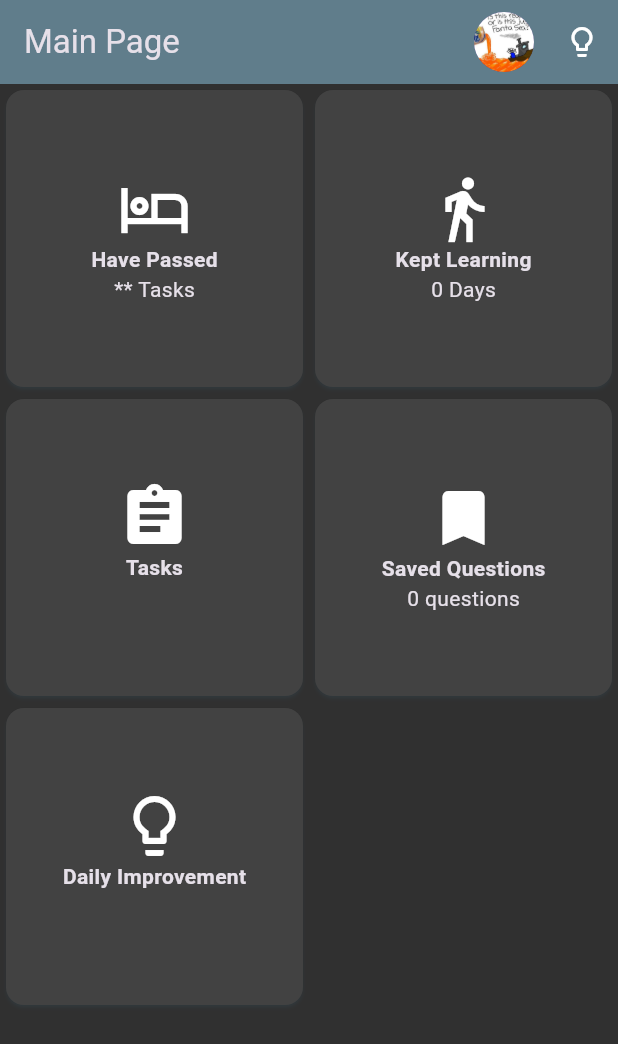
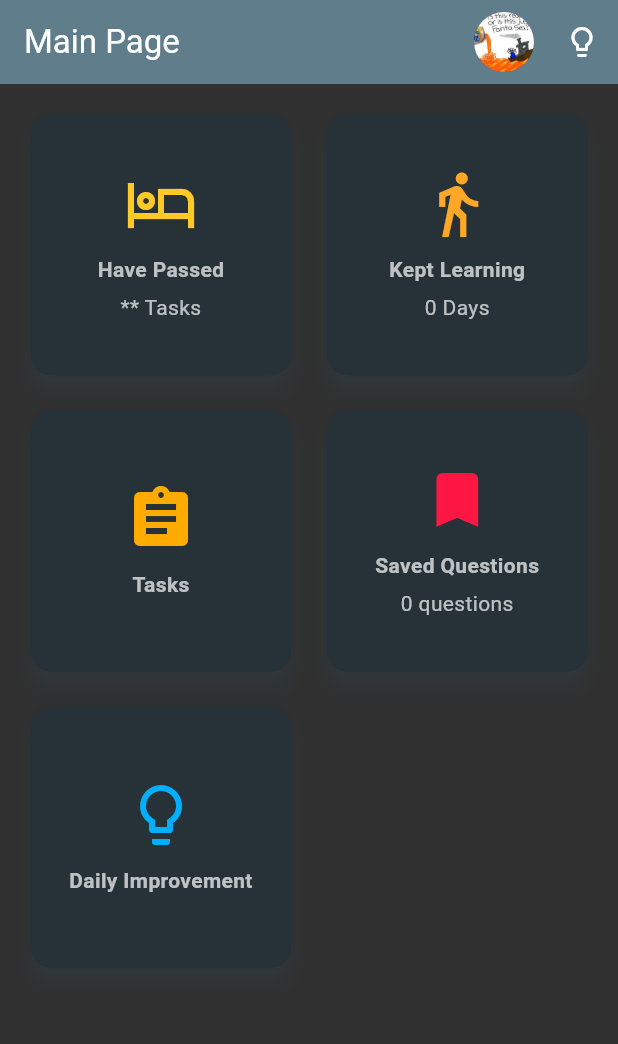
Before and after one commit to Manoutofpower/essay_scorer, a Flutter app: the MainPage screen opened directly, on a phone screen of 412 x 824 dp. Shown: the top 1044 px of the screen. Run offline on Flutter 3.47's test engine with Material 3 defaults, Android fonts, the phone set to English and light mode, and no system bars; our stand-ins replace dio.

Commit message:
SSSCRRX-14 SSSCRRX-15 Main Page Design

```diff
--- a/lib/Pages/mainpage.dart
+++ b/lib/Pages/mainpage.dart
@@ -1,5 +1,6 @@
-import 'package:essay_scorer/global.dart';
 import 'package:flutter/material.dart';
+import 'suggestionpage.dart';
+import '../global.dart';
 import 'userpage.dart';
 import 'taskspage.dart';
 import 'favouritepage.dart';
@@ -10,46 +11,105 @@ class MainPage extends StatelessWidget {
   Widget build(BuildContext context) {
     return Scaffold(
       appBar: AppBar(
-        title: Text('Main Page'),
+        title: Text('Main Page', style: TextStyle(color: Colors.white)),
+        backgroundColor: Colors.blueGrey,
         automaticallyImplyLeading: false,
         actions: <Widget>[
           IconButton(
             icon: CircleAvatar(
               backgroundImage: AssetImage('assets/fanta.jpg'),
             ),
-            onPressed: () => Navigator.push(context, MaterialPageRoute(builder: (context) => UserPage())),
+            onPressed: () {
+              Navigator.push(
+                context,
+                MaterialPageRoute(builder: (context) => UserPage()),
+              );
+            },
           ),
           IconButton(
-            icon: Icon(Icons.lightbulb_outline),
-            onPressed: () {},
+            icon: Icon(Icons.lightbulb_outline, color: Colors.white),
+            onPressed: latestResult != null
+                ? () {
+              Navigator.push(
+                context,
+                MaterialPageRoute(
+                    builder: (context) => SuggestionPage(result: latestResult!)),
+              );
+            }
+                : null,
             tooltip: 'Get Suggestions',
           ),
         ],
       ),
-      body: GridView.count(
-        crossAxisCount: 2,
-        children: <Widget>[
-          _buildCard('Have Passed', '** Tasks', Icons.hotel_outlined, context),
-          _buildCard('Kept Learning', '$keptLearningDays Days', Icons.directions_walk_outlined, context),
-          _buildCard('Tasks', '', Icons.assignment, context, onTap: () => Navigator.push(context, MaterialPageRoute(builder: (context) => TasksPage()))),
-          _buildCard('Saved Questions', '${favoriteQuestions.length} questions', Icons.bookmark, context,  onTap: () => Navigator.push(context, MaterialPageRoute(builder: (context) => FavoritesPage()))),
-          _buildCard('Daily Improvement', '', Icons.lightbulb_outline, context, onTap: () => Navigator.push(context, MaterialPageRoute(builder: (context) => QuizPage()))),
-        ],
+      backgroundColor: Colors.grey[850],
+      body: SafeArea(
+        child: Padding(
+          padding: EdgeInsets.all(16.0),
+          child: GridView.count(
+            crossAxisCount: 2,
+            crossAxisSpacing: 15,
+            mainAxisSpacing: 15,
+            childAspectRatio: 1.0,
+            children: <Widget>[
+              _buildCard('Have Passed', '** Tasks', Icons.hotel_outlined,
+                  context, Colors.amber[400]!),
+              _buildCard('Kept Learning', '$keptLearningDays Days',
+                  Icons.directions_walk_outlined, context, Colors.orange[400]!),
+              _buildCard('Tasks', '', Icons.assignment, context,
+                  Colors.amberAccent[700]!, onTap: () {
+                    Navigator.push(
+                      context,
+                      MaterialPageRoute(builder: (context) => TasksPage()),
+                    );
+                  }),
+              _buildCard(
+                  'Saved Questions',
+                  '${favoriteQuestions.length} questions',
+                  Icons.bookmark,
+                  context,
+                  Colors.redAccent[400]!, onTap: () {
+                Navigator.push(
+                  context,
+                  MaterialPageRoute(builder: (context) => FavoritesPage()),
+                );
+              }),
+              _buildCard('Daily Improvement', '', Icons.lightbulb_outline,
+                  context, Colors.lightBlueAccent[400]!, onTap: () {
+                    Navigator.push(
+                      context,
+                      MaterialPageRoute(builder: (context) => QuizPage()),
+                    );
+                  }),
+            ],
+          ),
+        ),
       ),
     );
   }
 
-  Widget _buildCard(String title, String data, IconData icon, BuildContext context, {VoidCallback? onTap}) {
+  Widget _buildCard(String title, String data, IconData icon,
+      BuildContext context, Color iconColor,
+      {VoidCallback? onTap}) {
     return GestureDetector(
       onTap: onTap,
       child: Card(
+        color: Colors.blueGrey[900],
+        elevation: 5,
+        shape: RoundedRectangleBorder(
+          borderRadius: BorderRadius.circular(15),
+        ),
         child: Center(
           child: Column(
             mainAxisAlignment: MainAxisAlignment.center,
             children: [
-              Icon(icon, size: 48),
-              Text(title, style: TextStyle(fontWeight: FontWeight.bold)),
-              Text(data),
+              Icon(icon, size: 48, color: iconColor),
+              SizedBox(height: 10),
+              Text(title,
+                  style: TextStyle(
+                      fontWeight: FontWeight.bold, color: Colors.white70)),
+              if (data.isNotEmpty) SizedBox(height: 5),
+              if (data.isNotEmpty)
+                Text(data, style: TextStyle(color: Colors.white70)),
             ],
           ),
         ),
```
